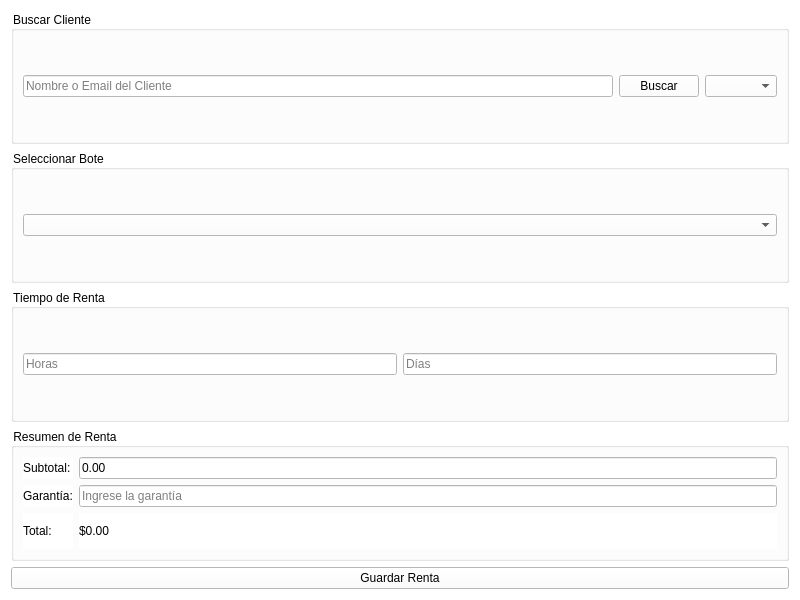
Above: src/views/renta.ui from contrerasalexa/SRB before the change. Below: the same form after it.
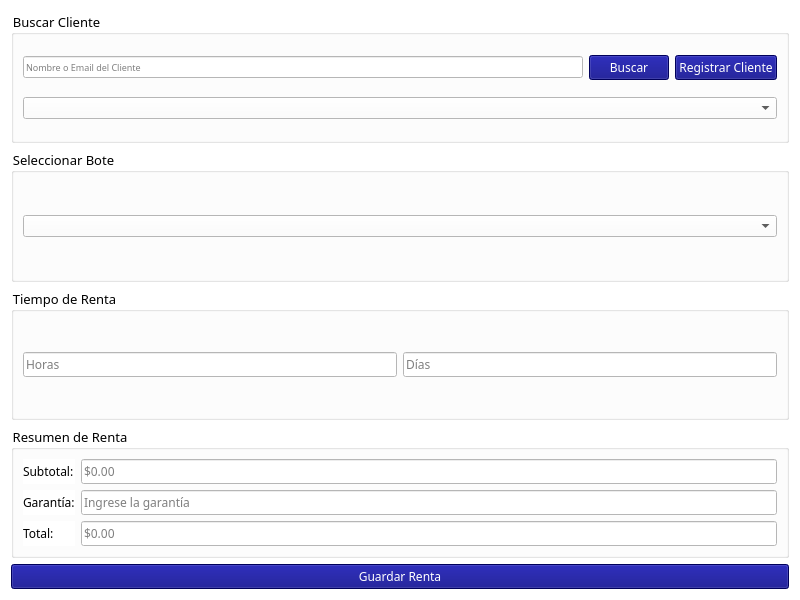
That is the form after the change. Icons and pictures are not drawn.

Commit message: rentas en admin y en usuario, y registro de cliente si no existe

Patch:
```diff
--- a/src/views/renta.ui
+++ b/src/views/renta.ui
@@ -19,29 +19,76 @@
   <layout class="QVBoxLayout" name="verticalLayout">
    <item>
     <widget class="QGroupBox" name="groupBuscarCliente">
+     <property name="font">
+      <font>
+       <family>Utendo</family>
+       <pointsize>10</pointsize>
+      </font>
+     </property>
+     <property name="styleSheet">
+      <string notr="true">border-color: rgb(0, 0, 127);</string>
+     </property>
      <property name="title">
       <string>Buscar Cliente</string>
      </property>
-     <layout class="QHBoxLayout" name="horizontalLayoutCliente">
+     <layout class="QVBoxLayout" name="verticalLayoutBuscarCliente">
       <item>
-       <widget class="QLineEdit" name="lineBuscarCliente">
-        <property name="placeholderText">
-         <string>Nombre o Email del Cliente</string>
-        </property>
-       </widget>
-      </item>
-      <item>
-       <widget class="QPushButton" name="btnBuscarCliente">
-        <property name="text">
-         <string>Buscar</string>
-        </property>
-       </widget>
+       <layout class="QHBoxLayout" name="horizontalLayoutBuscarCliente">
+        <item>
+         <widget class="QLineEdit" name="lineBuscarCliente">
+          <property name="font">
+           <font>
+            <family>Utendo</family>
+            <pointsize>7</pointsize>
+           </font>
+          </property>
+          <property name="placeholderText">
+           <string>Nombre o Email del Cliente</string>
+          </property>
+         </widget>
+        </item>
+        <item>
+         <widget class="QPushButton" name="btnBuscarCliente">
+          <property name="font">
+           <font>
+            <family>Utendo</family>
+           </font>
+          </property>
+          <property name="styleSheet">
+           <string notr="true">background-color: rgb(0, 0, 127);
+color: rgb(255, 255, 255);</string>
+          </property>
+          <property name="text">
+           <string>Buscar</string>
+          </property>
+         </widget>
+        </item>
+        <item>
+         <widget class="QPushButton" name="btnRegistrarCliente">
+          <property name="font">
+           <font>
+            <family>Utendo</family>
+           </font>
+          </property>
+          <property name="styleSheet">
+           <string notr="true">background-color: rgb(0, 0, 127);
+color: rgb(255, 255, 255);</string>
+          </property>
+          <property name="text">
+           <string>Registrar Cliente</string>
+          </property>
+         </widget>
+        </item>
+       </layout>
       </item>
       <item>
        <widget class="QComboBox" name="comboClientes">
         <property name="editable">
          <bool>false</bool>
         </property>
+        <property name="placeholderText">
+         <string>Seleccione un Cliente</string>
+        </property>
        </widget>
       </item>
      </layout>
@@ -49,6 +96,12 @@
    </item>
    <item>
     <widget class="QGroupBox" name="groupSeleccionarBote">
+     <property name="font">
+      <font>
+       <family>Utendo</family>
+       <pointsize>10</pointsize>
+      </font>
+     </property>
      <property name="title">
       <string>Seleccionar Bote</string>
      </property>
@@ -58,6 +111,9 @@
         <property name="editable">
          <bool>false</bool>
         </property>
+        <property name="placeholderText">
+         <string>Seleccione un Bote</string>
+        </property>
        </widget>
       </item>
      </layout>
@@ -65,12 +121,23 @@
    </item>
    <item>
     <widget class="QGroupBox" name="groupTiempoRenta">
+     <property name="font">
+      <font>
+       <family>Utendo</family>
+       <pointsize>10</pointsize>
+      </font>
+     </property>
      <property name="title">
       <string>Tiempo de Renta</string>
      </property>
      <layout class="QHBoxLayout" name="horizontalLayoutTiempo">
       <item>
        <widget class="QLineEdit" name="lineHoras">
+        <property name="font">
+         <font>
+          <family>Utendo</family>
+         </font>
+        </property>
         <property name="placeholderText">
          <string>Horas</string>
         </property>
@@ -78,6 +145,11 @@
       </item>
       <item>
        <widget class="QLineEdit" name="lineDias">
+        <property name="font">
+         <font>
+          <family>Utendo</family>
+         </font>
+        </property>
         <property name="placeholderText">
          <string>Días</string>
         </property>
@@ -88,12 +160,23 @@
    </item>
    <item>
     <widget class="QGroupBox" name="groupCalculo">
+     <property name="font">
+      <font>
+       <family>Utendo</family>
+       <pointsize>10</pointsize>
+      </font>
+     </property>
      <property name="title">
       <string>Resumen de Renta</string>
      </property>
      <layout class="QGridLayout" name="gridLayoutCalculo">
       <item row="0" column="0">
        <widget class="QLabel" name="labelSubtotal">
+        <property name="font">
+         <font>
+          <family>Utendo</family>
+         </font>
+        </property>
         <property name="text">
          <string>Subtotal:</string>
         </property>
@@ -101,16 +184,23 @@
       </item>
       <item row="0" column="1">
        <widget class="QLineEdit" name="lineCosto">
-        <property name="readOnly">
-         <bool>true</bool>
+        <property name="font">
+         <font>
+          <family>Utendo</family>
+         </font>
         </property>
-        <property name="text">
-         <string>0.00</string>
+        <property name="placeholderText">
+         <string>$0.00</string>
         </property>
        </widget>
       </item>
       <item row="1" column="0">
        <widget class="QLabel" name="labelGarantia">
+        <property name="font">
+         <font>
+          <family>Utendo</family>
+         </font>
+        </property>
         <property name="text">
          <string>Garantía:</string>
         </property>
@@ -118,6 +208,11 @@
       </item>
       <item row="1" column="1">
        <widget class="QLineEdit" name="lineGarantia">
+        <property name="font">
+         <font>
+          <family>Utendo</family>
+         </font>
+        </property>
         <property name="placeholderText">
          <string>Ingrese la garantía</string>
         </property>
@@ -125,14 +220,24 @@
       </item>
       <item row="2" column="0">
        <widget class="QLabel" name="labelTotal">
+        <property name="font">
+         <font>
+          <family>Utendo</family>
+         </font>
+        </property>
         <property name="text">
          <string>Total:</string>
         </property>
        </widget>
       </item>
       <item row="2" column="1">
-       <widget class="QLabel" name="valueTotal">
-        <property name="text">
+       <widget class="QLineEdit" name="lineTotal">
+        <property name="font">
+         <font>
+          <family>Utendo</family>
+         </font>
+        </property>
+        <property name="placeholderText">
          <string>$0.00</string>
         </property>
        </widget>
@@ -142,6 +247,15 @@
    </item>
    <item>
     <widget class="QPushButton" name="btnGuardarRenta">
+     <property name="font">
+      <font>
+       <family>Utendo</family>
+      </font>
+     </property>
+     <property name="styleSheet">
+      <string notr="true">background-color: rgb(0, 0, 127);
+color: rgb(255, 255, 255);</string>
+     </property>
      <property name="text">
       <string>Guardar Renta</string>
      </property>
```
Left out of the diff: 4 changed lines with no effect on the pictures. The commit also changes 3975 other files.
